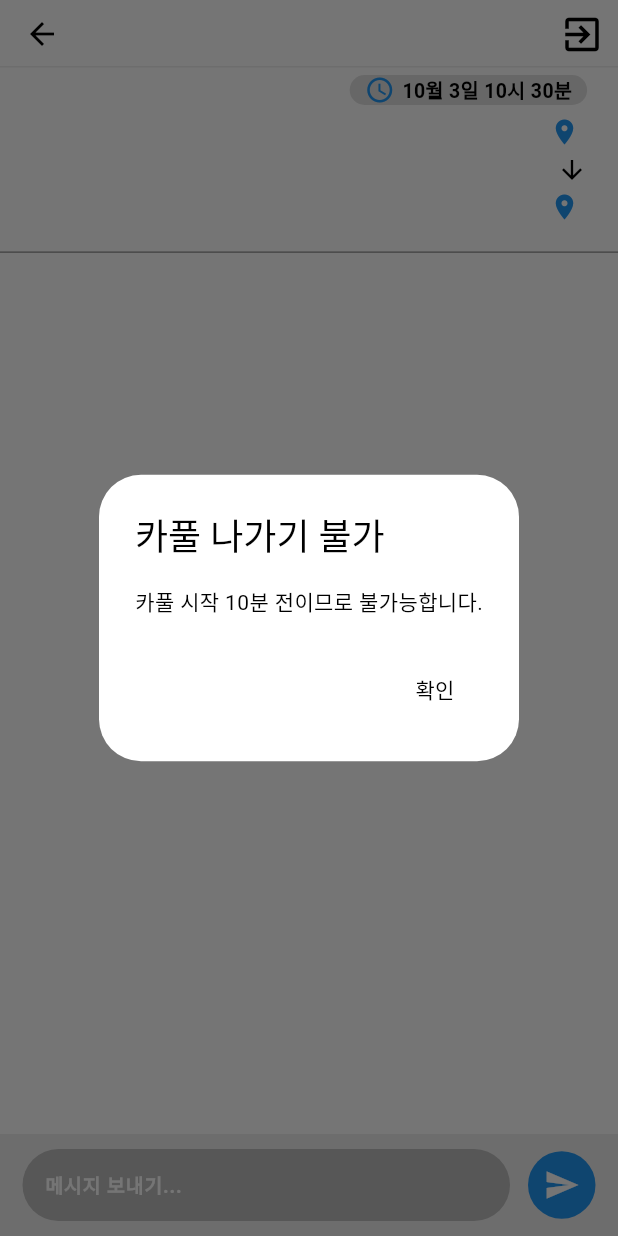
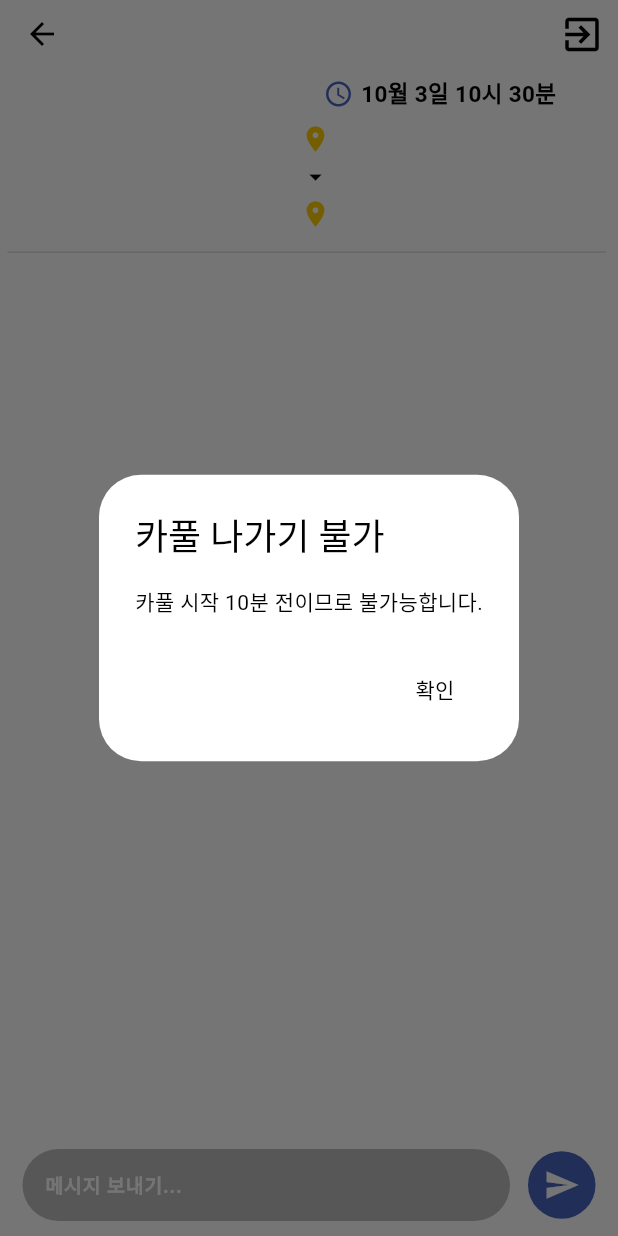
Before and after one commit to OBJECT-INHATC/INHA_CARPOOL_APP, a Flutter app: the ChatroomPage screen opened directly with empty values, after a tap on the "exit to app" icon, on a phone screen of 412 x 824 dp. Run offline on Flutter 3.47's test engine with Material 2 defaults, Android fonts, the phone set to English and light mode, and no system bars; our stand-ins replace cloud_firestore, easy_localization, eva_icons_flutter, firebase_auth, firebase_core, firebase_messaging and 17 more; missing offline and left inert: app_settings, nav; accounts and stored records are empty.

Commit message:
feat(screen): 채팅방 디자인, 신고하기 버튼 수정
- 채팅방 타일 색, 방장 보더박스 색, 메시지 전송버튼 색 변경
- 본인일 경우 프로필로 이동

```diff
--- a/inha_carpool/lib/screen/main/tab/carpool/s_chatroom.dart
+++ b/inha_carpool/lib/screen/main/tab/carpool/s_chatroom.dart
@@ -7,13 +7,15 @@ import 'package:inha_Carpool/common/database/d_chat_dao.dart';
 import 'package:inha_Carpool/common/extension/context_extension.dart';
 import 'package:inha_Carpool/common/models/m_chat.dart';
 import 'package:inha_Carpool/common/widget/w_messagetile.dart';
+import 'package:inha_Carpool/screen/dialog/d_complainAlert.dart';
 import 'package:inha_Carpool/screen/main/s_main.dart';
+import 'package:inha_Carpool/screen/main/tab/mypage/f_mypage.dart';
 import 'package:inha_Carpool/service/api/ApiService.dart';
 import 'package:inha_Carpool/service/api/Api_Topic.dart';
 import 'package:inha_Carpool/service/sv_firestore.dart';
 
+
 import '../../../../common/data/preference/prefs.dart';
-import '../../../dialog/d_complainAlert.dart';
 
 /// 0828 서은율, 한승완
 /// 채팅방 페이지 - 채팅방 정보 표시, 채팅 메시지 스트림, 메시지 입력, 메시지 전송
@@ -60,10 +62,16 @@ class _ChatroomPageState extends State<ChatroomPage> {
   /// 로컬 저장소 SS
   final storage = const FlutterSecureStorage();
 
+  //0927강지윤
+  User? user = FirebaseAuth.instance.currentUser;
+
   /// 관리자 이름, 토큰, 사용자 Auth 정보
   String admin = "";
   String token = "";
-  User? user;
+  // User? user;
+
+  //0927강지윤
+  String? get uid => user?.uid; //uid가져오기
 
   int previousItemCount = 0;
   bool canSend = true;
@@ -162,13 +170,12 @@ class _ChatroomPageState extends State<ChatroomPage> {
     return gender;
   }
 
-  // String getGender(String adminField) {
-  //   return adminField.substring(adminField.lastIndexOf("_")+1);
-  // }
-  // String getGender(String adminField) {
-  //   List<String> parts = adminField.split('_');
-  //   return parts.length > 2 ? parts[2] : 'Unknown';
-  // }
+  // 1002,memberId
+  String getMemberId(String res) {
+    int start = 0;
+    int end = res.indexOf("_");
+    return res.substring(start, end);
+  }
 
 
   /// 토큰, 사용자 Auth 정보 호출 메서드
@@ -195,6 +202,10 @@ class _ChatroomPageState extends State<ChatroomPage> {
   Widget build(BuildContext context) {
     bool isExitButtonDisabled = false; // 나가기 버튼 기본적으로 활성화
 
+    //인원수 맞춰 크기 조절, 10/01 강지윤 추가
+    double containerHeight =
+    membersList.length > 2 ? context.height(0.18) / 4 : context.height(0.12) / 4;
+
 
     return GestureDetector(
       onTap: () {
@@ -207,7 +218,8 @@ class _ChatroomPageState extends State<ChatroomPage> {
           toolbarHeight: 45,
           shape: Border(
             bottom: BorderSide(
-              color: Colors.grey.shade200,
+              color: //Colors.grey.shade200,
+              Colors.white,
               width: 1,
             ),
           ),
@@ -346,12 +358,15 @@ class _ChatroomPageState extends State<ChatroomPage> {
         body: Column(
           children: [
             Container(
-              height: context.height(0.15),
+              //height: context.height(0.15),
+              height: membersList.length > 2 ? context.height(0.20) : context.height(0.15), //높이 조절
+              margin: EdgeInsets.fromLTRB(5, 0, 8, 0),
               decoration: const BoxDecoration(
                 color: Colors.white,
                 border: Border(
                   bottom: BorderSide(
-                    color: Colors.grey,
+                    color: Color.fromARGB(255, 224, 224, 224),
+                    //Colors.white,
                     width: 1.0,
                   ),
                 ),
@@ -370,17 +385,20 @@ class _ChatroomPageState extends State<ChatroomPage> {
                         getName(membersList[index]); // 회원 이름을 가져오는 부분입니다.
                         String memberGender =
                         getGender(membersList[index]); //회원 성별 가져오는 부분
+                        String memberId =
+                        getMemberId(membersList[index]); //회원 memberId가져오는 부분
+
 
                         return TextButton(
                           onPressed: () {
                              _showProfileModal(
-                                context, '$memberName 님', memberGender);
+                                context, memberId ,'$memberName 님', memberGender);
                           },
                           style: TextButton.styleFrom(
                             shape: RoundedRectangleBorder(
-                                borderRadius: BorderRadius.circular(20)),
+                                borderRadius: BorderRadius.circular(15)),
                             backgroundColor: admin == memberName
-                                ? Colors.blue
+                                ? Color.fromARGB(255, 70, 100, 192)//Color.fromARGB(255, 2, 41, 104) //Colors.blue
                                 : Colors.grey.shade300,
                             // 방장인 경우 파란색, 아닌 경우 회색
                             padding: const EdgeInsets.all(10.0),
@@ -396,9 +414,9 @@ class _ChatroomPageState extends State<ChatroomPage> {
                               const SizedBox(width: 5),
                               Text(
                                 '$memberName 님',
-                                style: const TextStyle(
+                                style: TextStyle(
                                   fontSize: 11,
-                                  color: Colors.black,
+                                  color: admin == memberName ? Colors.white : Colors.black,
                                 ),
                               ),
                             ],
@@ -408,30 +426,32 @@ class _ChatroomPageState extends State<ChatroomPage> {
                     ),
                   ),
                   // 우측
+                  SizedBox(width: 5),
                   Column(
                     crossAxisAlignment: CrossAxisAlignment.end,
                     children: [
                       const SizedBox(height: 5),
                       Container(
-                        decoration: BoxDecoration(
-                          color: Colors.grey[300], // 회색 배경색
-                          borderRadius: BorderRadius.circular(20), // 동그란 모양 설정
-                        ),
+                        height: containerHeight,
+                        // decoration: BoxDecoration(
+                        //   color: Colors.grey[300], // 회색 배경색
+                        //   borderRadius: BorderRadius.circular(10), // 동그란 모양 설정
+                        // ),
                         padding: const EdgeInsets.fromLTRB(10, 0, 10, 0),
                         child: Row(
-                          mainAxisAlignment: MainAxisAlignment.end,
+                          mainAxisAlignment: MainAxisAlignment.start,
                           children: [
                             const Icon(
-                              Icons.access_time,
+                              Icons.access_time_sharp,
                               size: 20,
-                              color: Colors.blue,
+                              color: Color.fromARGB(255, 70, 100, 192),
                             ),
                             const SizedBox(width: 5),
                             Text(
                               "${startTime.month}월 ${startTime.day}일 ${startTime
                                   .hour}시 ${startTime.minute}분",
                               style: const TextStyle(
-                                fontSize: 13,
+                                fontSize: 15,
                                 color: Colors.black,
                                 fontWeight: FontWeight.bold,
                               ),
@@ -441,15 +461,16 @@ class _ChatroomPageState extends State<ChatroomPage> {
                       ),
                       SizedBox(height: context.height(0.01)),
                       Container(
+                        height: containerHeight,
                         padding: const EdgeInsets.fromLTRB(5, 0, 0, 5),
-                        width: context.width(0.5),
+                        width: context.width(0.45),
                         child: Row(
-                          mainAxisAlignment: MainAxisAlignment.end,
+                          mainAxisAlignment: MainAxisAlignment.start,
                           children: [
                             const Icon(
                               Icons.location_on,
                               size: 20,
-                              color: Colors.blue,
+                              color: Color.fromARGB(255, 253, 205, 3),
                             ),
                             const SizedBox(width: 5),
                             Text(
@@ -464,13 +485,14 @@ class _ChatroomPageState extends State<ChatroomPage> {
                         ),
                       ),
                       Container(
+                        height: containerHeight,
                         padding: const EdgeInsets.fromLTRB(5, 0, 0, 5),
                         width: context.width(0.45),
                         child: const Row(
-                          mainAxisAlignment: MainAxisAlignment.end,
+                          mainAxisAlignment: MainAxisAlignment.start,
                           children: [
                                 Icon(
-                              Icons.arrow_downward_outlined,
+                                  Icons.arrow_drop_down_sharp,
                                   size: 20,
                                   color: Colors.black,
                                 ),
@@ -478,15 +500,16 @@ class _ChatroomPageState extends State<ChatroomPage> {
                         ),
                       ),
                       Container(
+                        height: containerHeight,
                         padding: const EdgeInsets.fromLTRB(5, 0, 0, 5),
                         width: context.width(0.45),
                         child: Row(
-                          mainAxisAlignment: MainAxisAlignment.end,
+                          mainAxisAlignment: MainAxisAlignment.start,
                           children: [
                             const Icon(
                               Icons.location_on,
                               size: 20,
-                              color: Colors.blue,
+                              color: Color.fromARGB(255, 253, 205, 3),
                             ),
                             const SizedBox(width: 5),
                             Text(
@@ -501,7 +524,7 @@ class _ChatroomPageState extends State<ChatroomPage> {
                         ),
                       ),
                     ],
-                  )
+                  ),
                 ],
               ),
             ),
@@ -524,7 +547,8 @@ class _ChatroomPageState extends State<ChatroomPage> {
                           .of(context)
                           .size
                           .width,
-                      color: Colors.grey[200],
+                      color: //Colors.grey[200],
+                      Colors.white,
                       child: Row(
                         children: [
                           Expanded(
@@ -561,7 +585,7 @@ class _ChatroomPageState extends State<ChatroomPage> {
                               height: 45,
                               width: 45,
                               decoration: BoxDecoration(
-                                color: Colors.blue,
+                                color: Color.fromARGB(255, 70, 100, 192),
                                 borderRadius: BorderRadius.circular(30),
                               ),
                               child: const Center(
@@ -714,7 +738,7 @@ class _ChatroomPageState extends State<ChatroomPage> {
     }
   }
 
-void _showProfileModal(BuildContext context, String userName, String memberGender) {
+void _showProfileModal(BuildContext context, String memberId ,String userName, String memberGender) {
   showModalBottomSheet(
     context: context,
     builder: (BuildContext context) {
@@ -764,29 +788,69 @@ void _showProfileModal(BuildContext context, String userName, String memberGende
                   children: [
                     Text('$userName', style: const TextStyle(fontSize: 15, fontWeight: FontWeight.w600)),
                     Text('$memberGender',style: const TextStyle(fontSize: 13, fontWeight: FontWeight.w500, color: Colors.grey),),
+                    // ElevatedButton(
+                    //     onPressed: () {
+                    //       Navigator.pop(context);
+                    //       showDialog(
+                    //         context: context,
+                    //         builder: (context) => ComplainAlert(reportedUserNickName: userName, myId: widget.userName, carpoolId: widget.carId),
+                    //       );
+                    //     },
+                    //     style: ElevatedButton.styleFrom(
+                    //         backgroundColor: const Color.fromARGB(255, 254, 112, 2),
+                    //       shape: RoundedRectangleBorder(
+                    //         borderRadius: BorderRadius.circular(5.0)
+                    //       ),
+                    //     ),
+                    //     child: const Row(
+                    //       mainAxisSize: MainAxisSize.min,
+                    //       children: [
+                    //         Icon(Icons.warning_rounded,color: Colors.white),
+                    //         SizedBox(width: 8,),
+                    //         Text("신고하기",style: TextStyle(color: Colors.white),)
+                    //       ],
+                    //     )
+                    // ),
+                    //uid,memberId비교
                     ElevatedButton(
                       onPressed: () {
+                        viewProfile(context, uid, memberId);
+                        if(uid != memberId) {
+                          // UID와 MemberId가 다르면 ComplainAlert 다이얼로그 표시
                           Navigator.pop(context);
                           showDialog(
                             context: context,
-                            builder: (context) => ComplainAlert(reportedUserNickName: userName, myId: widget.userName, carpoolId: widget.carId),
+                            builder: (context) => ComplainAlert(
+                                reportedUserNickName: userName,
+                                myId: widget.userName,
+                                carpoolId: widget.carId
+                            ),
                           );
+                        }
                       },
                       style: ElevatedButton.styleFrom(
-                            backgroundColor: const Color.fromARGB(255, 254, 112, 2),
+                        backgroundColor:  Color.fromARGB(255, 255, 167, 2),
                         shape: RoundedRectangleBorder(
                             borderRadius: BorderRadius.circular(5.0)
                         ),
                       ),
-                        child: const Row(
+                      child: Row(
                         mainAxisSize: MainAxisSize.min,
                         children: [
-                            Icon(Icons.warning_rounded,color: Colors.white),
+                          //Icon(Icons.warning_rounded, color: (uid == memberId) ? Colors.grey : Colors.white),
+                          Icon(
+                              (uid == memberId) ? Icons.double_arrow_rounded : Icons.warning_rounded,
+                              color: (uid == memberId) ? Colors.white : Colors.white
+                          ),
                           SizedBox(width: 8,),
-                            Text("신고하기",style: TextStyle(color: Colors.white),)
+                          Text(
+                            (uid == memberId) ? "프로필로 이동" : "신고하기",
+                            style: TextStyle(color: (uid == memberId) ? Colors.white : Colors.white, fontWeight: FontWeight.bold),
+                          )
                         ],
-                        )
                       ),
+                    ),
+
                   ],
                 ),
               ],
@@ -798,4 +862,15 @@ void _showProfileModal(BuildContext context, String userName, String memberGende
   );
 }
 
+//uid와 memberID비교
+void viewProfile(BuildContext context, String? uid, String memberId){
+    if( uid == memberId){
+      Navigator.push(context,
+      MaterialPageRoute(builder: (context) => MyPage()));
+    }else{
+
     }
+}
+
+
+}
--- a/inha_carpool/lib/screen/main/tab/home/w_carpoolList.dart
+++ b/inha_carpool/lib/screen/main/tab/home/w_carpoolList.dart
@@ -193,7 +193,7 @@ class _CarpoolListWidgetState extends State<CarpoolListWidget> {
                                 //방장 정보 가져오기
                                 Row(
                                   children: [
-                                    const Icon(Icons.person,
+                                    const Icon(Icons.person ,
                                         color: Colors.grey, size: 20),
                                     SizedBox(
                                       width: context.width(0.01),
```
Also changed, not shown: inha_carpool/lib/common/widget/w_messagetile.dart (+6 -4 lines), inha_carpool/lib/screen/main/tab/carpool/f_carpool_list.dart (+8 -5 lines). Lines whose indentation alone changed are shown as unchanged.
